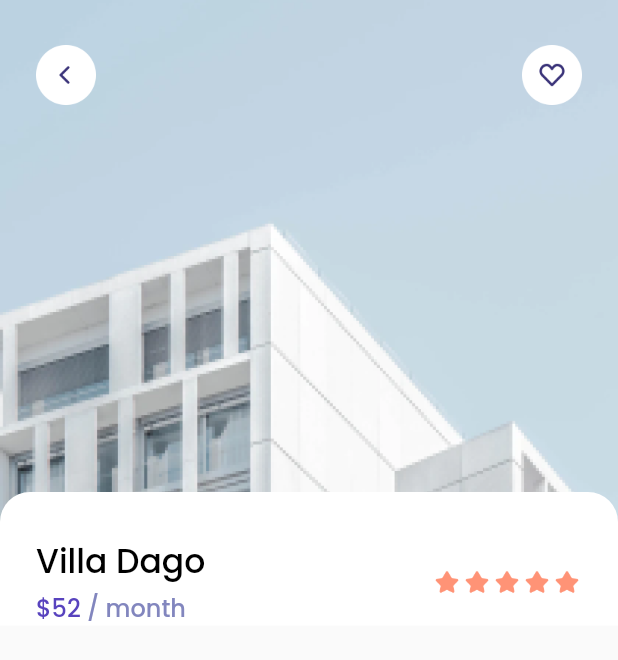
After one commit to Alfahan/papikost, a Flutter app: the HomePage screen opened directly, after a tap on an icon or button, on a phone screen of 412 x 824 dp. The commit adds this screen. Shown: the top 660 px of the screen. Run offline on Flutter 3.47's test engine with Material 2 defaults, Android fonts, the light colour scheme and no system bars; our stand-ins replace google_fonts.

Commit message:
Update minor

```diff
--- /dev/null
+++ b/lib/pages/detail_page.dart
@@ -0,0 +1,126 @@
+import 'package:flutter/material.dart';
+import 'package:papikost/theme.dart';
+
+class DetailPage extends StatelessWidget {
+  @override
+  Widget build(BuildContext context) {
+    return Scaffold(
+      body: SafeArea(
+          bottom: false,
+          child: Stack(
+            children: [
+              Image.asset(
+                'assets/pic (6).png',
+                width: MediaQuery.of(context).size.width,
+                height: 350,
+                fit: BoxFit.cover,
+              ),
+              Padding(
+                padding: EdgeInsets.symmetric(horizontal: edge, vertical: 30),
+                child: Row(
+                  mainAxisAlignment: MainAxisAlignment.spaceBetween,
+                  children: [
+                    InkWell(
+                      onTap: () {
+                        Navigator.pop(context);
+                      },
+                      child: Image.asset(
+                        'assets/btn_back.png',
+                        width: 40,
+                      ),
+                    ),
+                    Image.asset(
+                      'assets/btn_wishlist.png',
+                      width: 40,
+                    ),
+                  ],
+                ),
+              ),
+              ListView(
+                children: [
+                  SizedBox(
+                    height: 328,
+                  ),
+                  Container(
+                    width: MediaQuery.of(context).size.width,
+                    decoration: BoxDecoration(
+                      borderRadius: BorderRadius.vertical(
+                        top: Radius.circular(20),
+                      ),
+                      color: whiteColor,
+                    ),
+                    child: Column(
+                      children: [
+                        SizedBox(
+                          height: 30,
+                        ),
+                        Padding(
+                          padding: EdgeInsets.symmetric(horizontal: edge),
+                          child: Row(
+                            mainAxisAlignment: MainAxisAlignment.spaceBetween,
+                            children: [
+                              Column(
+                                crossAxisAlignment: CrossAxisAlignment.start,
+                                children: [
+                                  Text(
+                                    'Villa Dago',
+                                    style: blackTextStyle.copyWith(
+                                      fontSize: 22,
+                                    ),
+                                  ),
+                                  SizedBox(
+                                    height: 2,
+                                  ),
+                                  Text.rich(
+                                    TextSpan(
+                                      text: '\$52',
+                                      style: purpleTextStyle.copyWith(
+                                          fontSize: 16),
+                                      children: [
+                                        TextSpan(
+                                          text: ' / month',
+                                          style: greyTextStyle.copyWith(
+                                              fontSize: 16),
+                                        ),
+                                      ],
+                                    ),
+                                  ),
+                                ],
+                              ),
+                              Row(
+                                children: [
+                                  Image.asset(
+                                    'assets/Icon_star_solid.png',
+                                    width: 20,
+                                  ),
+                                  Image.asset(
+                                    'assets/Icon_star_solid.png',
+                                    width: 20,
+                                  ),
+                                  Image.asset(
+                                    'assets/Icon_star_solid.png',
+                                    width: 20,
+                                  ),
+                                  Image.asset(
+                                    'assets/Icon_star_solid.png',
+                                    width: 20,
+                                  ),
+                                  Image.asset(
+                                    'assets/Icon_star_solid.png',
+                                    width: 20,
+                                  )
+                                ],
+                              )
+                            ],
+                          ),
+                        ),
+                      ],
+                    ),
+                  ),
+                ],
+              )
+            ],
+          )),
+    );
+  }
+}
--- a/lib/widgets/space_card.dart
+++ b/lib/widgets/space_card.dart
@@ -1,5 +1,6 @@
 import 'package:flutter/material.dart';
 import 'package:papikost/models/space.dart';
+import 'package:papikost/pages/detail_page.dart';
 import 'package:papikost/theme.dart';
 
 class SpaceCard extends StatelessWidget {
@@ -9,7 +10,16 @@ class SpaceCard extends StatelessWidget {
 
   @override
   Widget build(BuildContext context) {
-    return Row(
+    return InkWell(
+      onTap: () {
+        Navigator.push(
+          context,
+          MaterialPageRoute(
+            builder: (context) => DetailPage(),
+          ),
+        );
+      },
+      child: Row(
         children: [
           ClipRRect(
             borderRadius: BorderRadius.circular(18),
@@ -86,6 +96,7 @@ class SpaceCard extends StatelessWidget {
             ],
           )
         ],
+      ),
     );
   }
 }
```
Also changed, not shown: assets/pic (6).png (added). Lines whose indentation alone changed are shown as unchanged.
